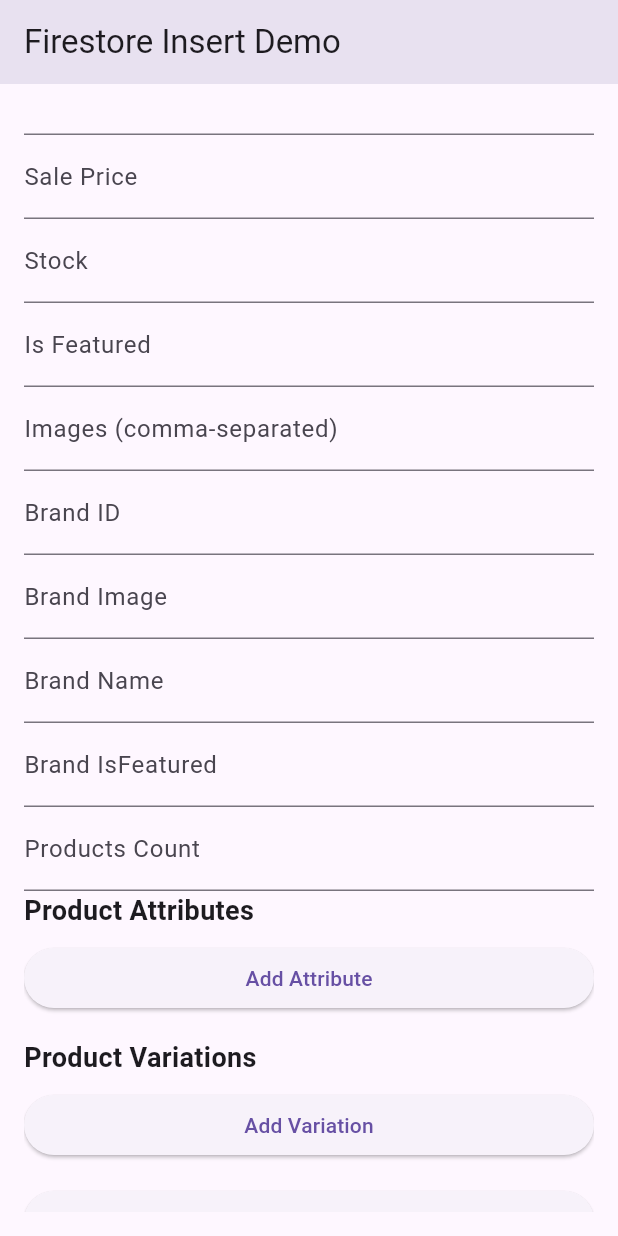
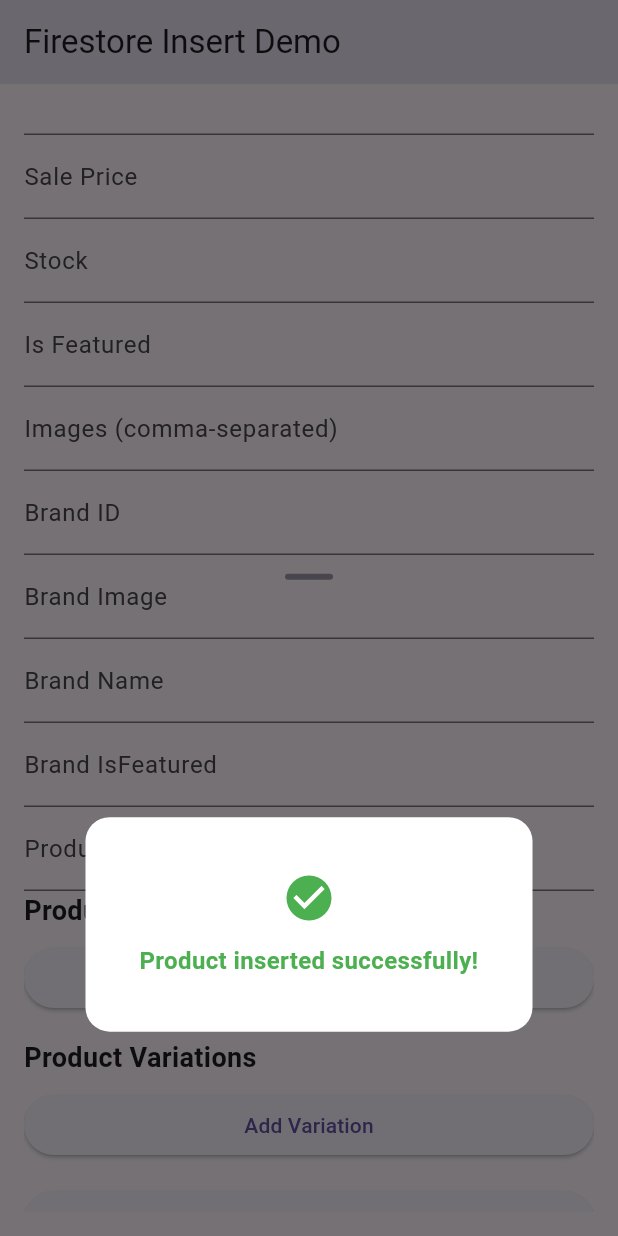
Before and after one commit to Edil-Ayehu/ecommerce_admin_panel, a Flutter app: the screen it shows after launch, scrolled down 374 dp, after a tap on "Insert Product", on a phone screen of 412 x 824 dp. Run offline on Flutter 3.47's test engine with Material 3 defaults, Android fonts, the phone set to English and light mode, and no system bars; drawn by our look-alikes of modal_progress_hud_nsn; our stand-ins replace cloud_firestore, firebase_core; accounts and stored records are empty.

```diff
--- a/lib/main.dart
+++ b/lib/main.dart
@@ -1,6 +1,7 @@
 import 'package:firebase_core/firebase_core.dart';
 import 'package:flutter/material.dart';
 import 'package:cloud_firestore/cloud_firestore.dart';
+import 'package:modal_progress_hud_nsn/modal_progress_hud_nsn.dart';
 
 import 'firebase_options.dart';
 
@@ -55,30 +56,38 @@ class _FirestoreInsertDemoState extends State<FirestoreInsertDemo> {
   final GlobalKey<FormState> _formKey = GlobalKey<FormState>();
   final Product product = Product();
 
-  final TextEditingController _categoryIdController = TextEditingController();
-  final TextEditingController _descriptionController = TextEditingController();
-  final TextEditingController _productTypeController = TextEditingController();
-  final TextEditingController _skuController = TextEditingController();
-  final TextEditingController _thumbnailController = TextEditingController();
-  final TextEditingController _titleController = TextEditingController();
-  final TextEditingController _priceController = TextEditingController();
-  final TextEditingController _salePriceController = TextEditingController();
-  final TextEditingController _stockController = TextEditingController();
-  final TextEditingController _isFeaturedController = TextEditingController();
-  final TextEditingController _imagesController = TextEditingController();
-  final TextEditingController _brandIdController = TextEditingController();
-  final TextEditingController _brandImageController = TextEditingController();
-  final TextEditingController _brandNameController = TextEditingController();
-  final TextEditingController _brandIsFeaturedController = TextEditingController();
-  final TextEditingController _productsCountController = TextEditingController();
+  final _categoryIdController = TextEditingController();
+  final _descriptionController = TextEditingController();
+  final _productTypeController = TextEditingController();
+  final _skuController = TextEditingController();
+  final _thumbnailController = TextEditingController();
+  final _titleController = TextEditingController();
+  final _priceController = TextEditingController();
+  final _salePriceController = TextEditingController();
+  final _stockController = TextEditingController();
+  final _isFeaturedController = TextEditingController();
+  final _imagesController = TextEditingController();
+
+  final _brandIdController = TextEditingController();
+  final _brandImageController = TextEditingController();
+  final _brandNameController = TextEditingController();
+  final _brandIsFeaturedController = TextEditingController();
+  final _productsCountController = TextEditingController();
 
   List<Map<String, dynamic>> _attributes = [];
   List<Map<String, dynamic>> _variations = [];
 
-  void _submitForm() {
+   bool _showSpinner = false; // Variable to control progress indicator
+
+  void _submitForm() async {
     final form = _formKey.currentState;
     if (form != null && form.validate()) {
       form.save();
+
+      setState(() {
+        _showSpinner = true; // Show progress indicator
+      });
+
       product.categoryId = _categoryIdController.text;
       product.description = _descriptionController.text;
       product.productType = _productTypeController.text;
@@ -100,11 +109,21 @@ class _FirestoreInsertDemoState extends State<FirestoreInsertDemo> {
       product.productAttributes = _attributes;
       product.productVariations = _variations;
 
-      _insertProduct(product);
+      bool success = await _insertProduct(product);
+
+      // Show modal bottom sheet indicating success or failure
+      _showResultModal(success);
+
+       setState(() {
+        _showSpinner = false; // Hide progress indicator
+      });
+
+      // Clear input fields
+      _clearInputFields();
     }
   }
 
-  Future<void> _insertProduct(Product product) async {
+  Future<bool> _insertProduct(Product product) async {
     try {
       // Get Firestore instance
       FirebaseFirestore firestore = FirebaseFirestore.instance;
@@ -113,9 +132,74 @@ class _FirestoreInsertDemoState extends State<FirestoreInsertDemo> {
       await firestore.collection('Products').add(product.toMap());
 
       debugPrint('Product inserted successfully!');
+      return true; // Return true for success
     } catch (error) {
       debugPrint('Error inserting product: $error');
+      return false; // Return false for failure
     }
+  }
+
+  void _showResultModal(bool success) {
+    showModalBottomSheet(
+      backgroundColor: Colors.transparent,
+      showDragHandle: true,
+      context: context,
+      builder: (context) {
+        return Center(
+          child: Container(
+            padding: const EdgeInsets.all(36.0),
+            margin: const EdgeInsets.symmetric(horizontal: 16.0),
+            decoration: BoxDecoration(
+              color: Colors.white,
+              borderRadius: BorderRadius.circular(16.0),
+            ),
+            child: Column(
+              mainAxisSize: MainAxisSize.min,
+              children: [
+                Icon(
+                  success ? Icons.check_circle : Icons.error,
+                  color: success ? Colors.green : Colors.red,
+                  size: 36.0,
+                ),
+                const SizedBox(height: 12.0),
+                Text(
+                  success
+                      ? 'Product inserted successfully!'
+                      : 'Failed to insert product!',
+                  style: TextStyle(
+                    fontSize: 16.0,
+                    fontWeight: FontWeight.bold,
+                    color: success ? Colors.green : Colors.red,
+                  ),
+                  textAlign: TextAlign.center,
+                ),
+              ],
+            ),
+          ),
+        );
+      },
+    );
+  }
+
+  void _clearInputFields() {
+    _categoryIdController.clear();
+    _descriptionController.clear();
+    _productTypeController.clear();
+    _skuController.clear();
+    _thumbnailController.clear();
+    _titleController.clear();
+    _priceController.clear();
+    _salePriceController.clear();
+    _stockController.clear();
+    _isFeaturedController.clear();
+    _imagesController.clear();
+    _brandIdController.clear();
+    _brandImageController.clear();
+    _brandNameController.clear();
+    _brandIsFeaturedController.clear();
+    _productsCountController.clear();
+    _attributes = [];
+    _variations.clear();
   }
 
   @override
@@ -124,7 +208,9 @@ class _FirestoreInsertDemoState extends State<FirestoreInsertDemo> {
       appBar: AppBar(
         title: const Text('Firestore Insert Demo'),
       ),
-      body: Padding(
+      body: ModalProgressHUD(
+        inAsyncCall: _showSpinner,
+        child: Padding(
           padding: const EdgeInsets.all(16.0),
           child: Form(
             key: _formKey,
@@ -187,7 +273,8 @@ class _FirestoreInsertDemoState extends State<FirestoreInsertDemo> {
                 ),
                 TextFormField(
                   controller: _imagesController,
-                decoration: const InputDecoration(labelText: 'Images (comma-separated)'),
+                  decoration: const InputDecoration(
+                      labelText: 'Images (comma-separated)'),
                 ),
                 TextFormField(
                   controller: _brandIdController,
@@ -203,7 +290,8 @@ class _FirestoreInsertDemoState extends State<FirestoreInsertDemo> {
                 ),
                 TextFormField(
                   controller: _brandIsFeaturedController,
-                decoration: const InputDecoration(labelText: 'Brand IsFeatured'),
+                  decoration:
+                      const InputDecoration(labelText: 'Brand IsFeatured'),
                 ),
                 TextFormField(
                   controller: _productsCountController,
@@ -217,6 +305,7 @@ class _FirestoreInsertDemoState extends State<FirestoreInsertDemo> {
                   child: const Text('Insert Product'),
                 ),
               ],
+            ),
           ),
         ),
       ),
--- a/pubspec.yaml
+++ b/pubspec.yaml
@@ -35,6 +35,7 @@ dependencies:
   # The following adds the Cupertino Icons font to your application.
   # Use with the CupertinoIcons class for iOS style icons.
   cupertino_icons: ^1.0.2
+  modal_progress_hud_nsn: ^0.5.1
   # firebase
   firebase_core:
   cloud_firestore:
```
Also changed, not shown: pubspec.lock. Lines whose indentation alone changed are shown as unchanged.
